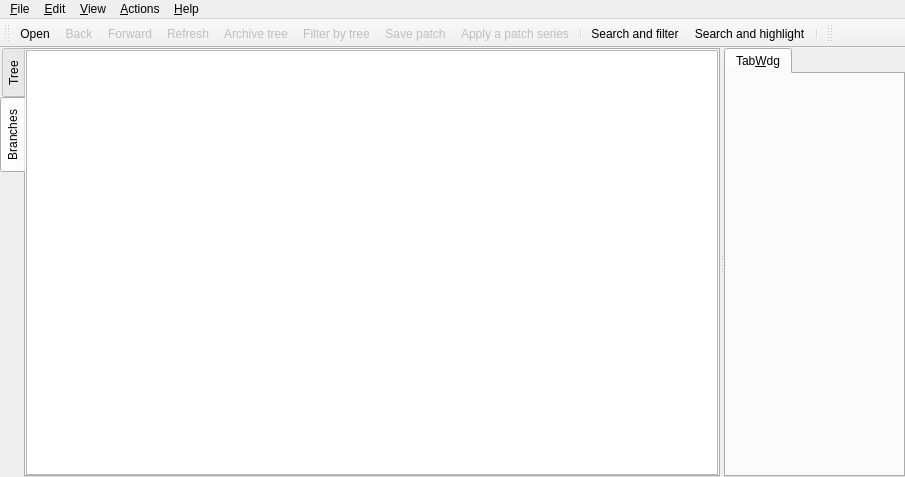
Before: the Qt Designer form src/mainview.ui in antis81/QGit-mod, drawn with Qt 5.
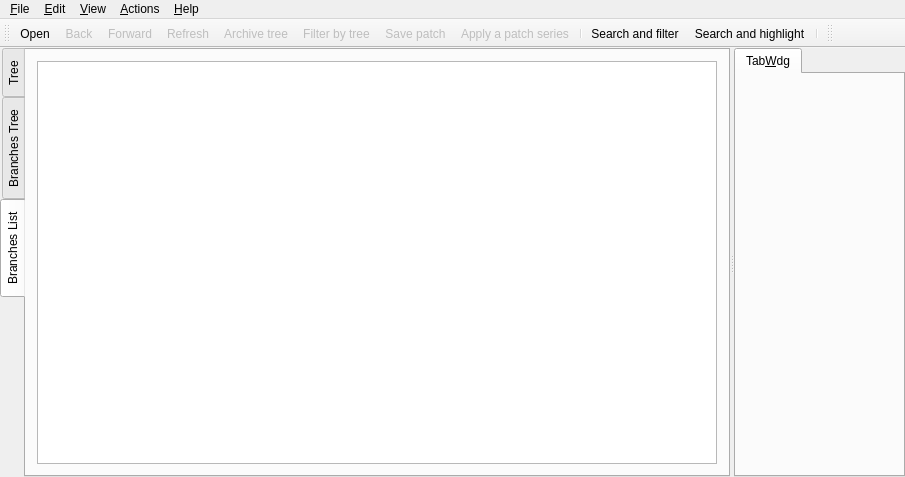
After: the same form once the commit is applied. Icons and pictures are not drawn. Custom widgets are drawn as their Qt base class.

Commit message: Half-working branches tree (secondblood)

What changed in the file:
```diff
--- a/src/mainview.ui
+++ b/src/mainview.ui
@@ -38,7 +38,7 @@
         <enum>QTabWidget::West</enum>
        </property>
        <property name="currentIndex">
-        <number>1</number>
+        <number>2</number>
        </property>
        <property name="elideMode">
         <enum>Qt::ElideNone</enum>
@@ -103,7 +103,7 @@
        </widget>
        <widget class="QWidget" name="tab_2">
         <attribute name="title">
-         <string>Branches</string>
+         <string>Branches Tree</string>
         </attribute>
         <layout class="QHBoxLayout" name="horizontalLayout_3">
          <property name="spacing">
@@ -113,6 +113,28 @@
           <number>0</number>
          </property>
          <item>
+          <widget class="BranchesTree" name="branchesTree">
+           <column>
+            <property name="text">
+             <string notr="true">1</string>
+            </property>
+           </column>
+          </widget>
+         </item>
+        </layout>
+       </widget>
+       <widget class="QWidget" name="tab_3">
+        <property name="sizePolicy">
+         <sizepolicy hsizetype="Preferred" vsizetype="Preferred">
+          <horstretch>0</horstretch>
+          <verstretch>0</verstretch>
+         </sizepolicy>
+        </property>
+        <attribute name="title">
+         <string>Branches List</string>
+        </attribute>
+        <layout class="QHBoxLayout" name="horizontalLayout_6">
+         <item>
           <widget class="BranchesList" name="branchesList"/>
          </item>
         </layout>
@@ -859,6 +881,11 @@
    <extends>QListWidget</extends>
    <header>brancheslist.h</header>
   </customwidget>
+  <customwidget>
+   <class>BranchesTree</class>
+   <extends>QTreeWidget</extends>
+   <header>branchestree.h</header>
+  </customwidget>
  </customwidgets>
  <resources>
   <include location="icons.qrc"/>
```
Left out of the diff: 4 changed lines with no effect on the pictures. The commit also changes 9 other files.
